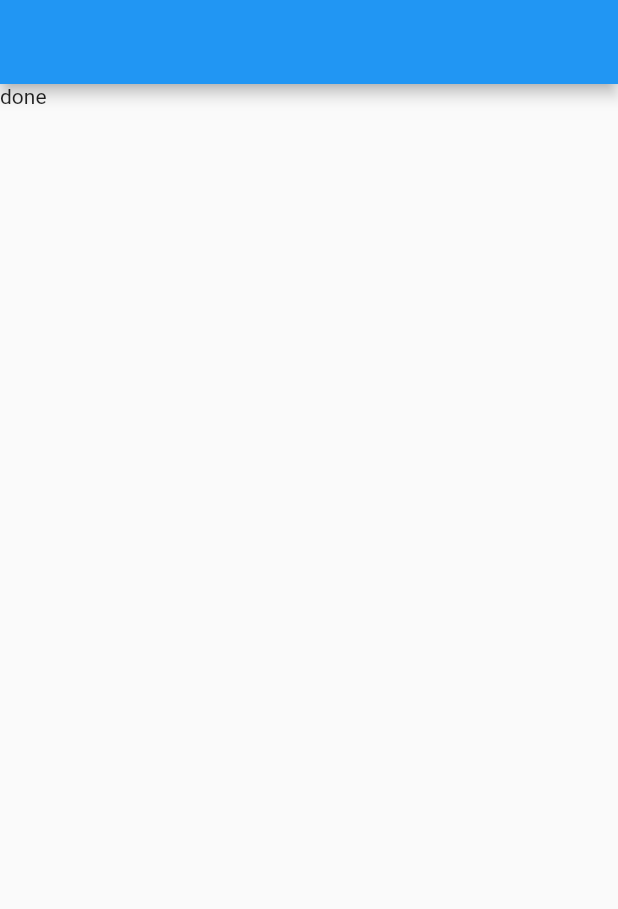
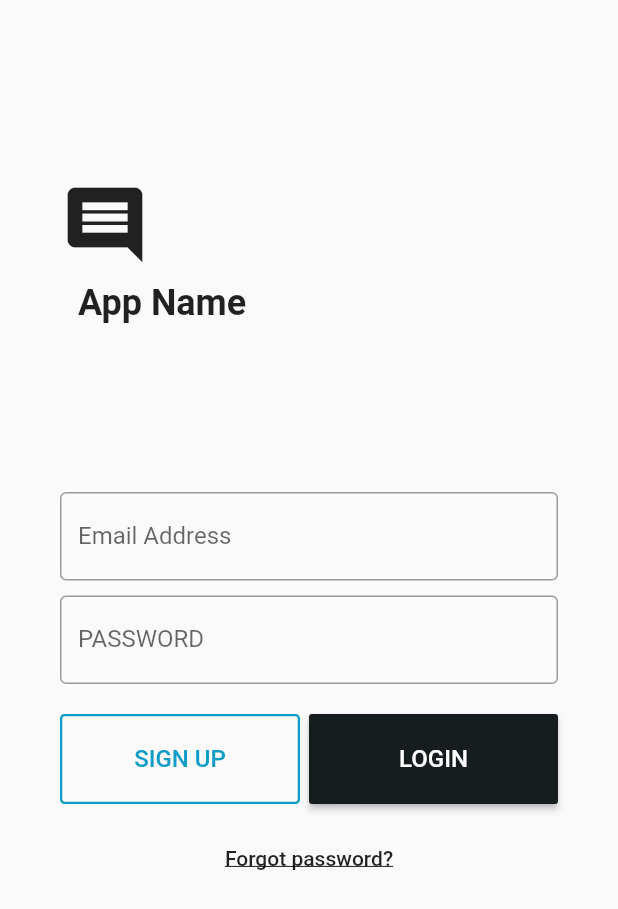
Before and after one commit to crossplatformkorea/flutter_bloc_pattern, a Flutter app: the screen it shows after launch, on a phone screen of 412 x 824 dp. Shown: the top 909 px of the screen. Run offline on Flutter 3.47's test engine with Material 2 defaults, Android fonts, the phone set to English and light mode, and no system bars.

Commit message:
Add login ui.

```diff
--- a/bloc_login_example/lib/screens/login.dart
+++ b/bloc_login_example/lib/screens/login.dart
@@ -1,6 +1,9 @@
 import 'dart:async';
 import 'package:flutter/material.dart';
+import 'package:flutter/services.dart';
 
+import '../shared/btn.dart';
+import '../utils/theme.dart' as Theme;
 import '../blocs/bloc_provider.dart';
 import '../blocs/auth_bloc.dart';
 
@@ -13,22 +16,175 @@ class Login extends StatefulWidget {
 
 class _LoginState extends State<Login> {
   AuthBloc authBloc = AuthBloc();
+  final formKey = GlobalKey<FormState>();
+  String _email;
+  String _password;
+
+
+  @override
+  void initState() {
+    super.initState();
+    SystemChrome.setSystemUIOverlayStyle(SystemUiOverlayStyle.dark.copyWith(
+        statusBarIconBrightness: Brightness.dark
+    ));
+  }
+
   @override
   Widget build(BuildContext context) {
     return Scaffold(
-      appBar: AppBar(),
-      body: StreamBuilder(
-        stream: authBloc.doneLoading,
-        initialData: false,
-        builder: (context, snapshot) {
-          print(snapshot.connectionState);
-          print(snapshot.data);
-          if (!snapshot.data ?? false) {
-            return Text('loading');
-          }
-          return Text('done');
-        },
+      body: Container(child:
+      Form(
+        key: formKey,
+        child: CustomScrollView(
+          slivers: <Widget>[
+            SliverPadding(
+              padding: const EdgeInsets.only(left: 40.0, right: 40.0),
+              sliver: SliverList(
+                delegate: SliverChildListDelegate(
+                  <Widget>[
+                    Row(
+                      children: <Widget>[
+                        Container(child:
+                        Icon(
+                          Icons.insert_comment,
+                          size: 60.0,
+                        ),
+                          margin: const EdgeInsets.only(top: 120.0, bottom: 8.0),
+                        ),
+                      ],
+                      mainAxisAlignment: MainAxisAlignment.start,
+                    ),
+                    Row(
+                      children: <Widget>[
+                        Container(child:
+                        Text(
+                          'App Name',
+                          textAlign: TextAlign.center,
+                          overflow: TextOverflow.ellipsis,
+                          style: new TextStyle(
+                            fontWeight: FontWeight.bold,
+                            fontSize: 24.0,
+                          ),
+                        ),
+                          margin: EdgeInsets.only(left: 12.0),
+                        ),
+                      ],
+                    ),
+                    Container(child:
+                    TextFormField(
+                      decoration: InputDecoration(
+                        labelText: 'Email Address',
+                        hintText: 'Write your email address',
+                        border: OutlineInputBorder(
+                          borderRadius: new BorderRadius.circular(4.0),
+                        ),
+                      ),
+                      autocorrect: false,
+                      onSaved: (val) => _email = val,
+                    ),
+                      margin: const EdgeInsets.only(top: 112.0),
+                    ),
+                    Container(child:
+                    TextFormField(
+                      decoration: InputDecoration(
+                        labelText: 'PASSWORD',
+                        hintText: '******',
+                        border: OutlineInputBorder(
+                          borderRadius: new BorderRadius.circular(4.0),
+                        ),
+                      ),
+                      validator: (val) {
+                        if (val.length == 0) {
+                          return 'Please type in your password.';
+                        }
+                      },
+                      autocorrect: false,
+                      onSaved: (val) => _password = val,
+                      obscureText: true,
+                    ),
+                      margin: const EdgeInsets.only(top: 10.0),
+                    ),
+                    Container(child:
+                    Row(children: <Widget>[
+                      Expanded(child:
+                      Btn(
+                        text: 'SIGN UP',
+                        onPress: () {
+                          Navigator.pushNamed(
+                            context,
+                            '/sign_up',
+                          );
+                        },
+                        height: 60.0,
+                        fontSize: 16.0,
+                        color: Theme.Colors.accent,
+                        textColor: Theme.Colors.accent,
+                        margin: const EdgeInsets.only(left: 0.0, right: 6.0),
+                      ),
+                      ),
+                      Expanded(child:
+                      Container(child:
+                      RaisedButton(
+                        child: Text(
+                          'LOGIN',
+                          style: TextStyle(
+                            fontSize: 16.0,
+                            color: Colors.white,
+                          ),
+                        ),
+                        onPressed: () { _submit(context); },
+                        color: Theme.Colors.primary,
+                      ),
+                        height: 60.0,
+                      ),
+                      ),
+                    ]),
+                      margin: const EdgeInsets.only(top: 20.0),
+                    ),
+                    Container(child:
+                    FlatButton(
+                      onPressed: () {
+                        Navigator.pushNamed(
+                          context,
+                          '/forgot_pw',
+                        );
+                      },
+                      child: Text(
+                        'Forgot password?',
+                        style: TextStyle(
+                          fontSize: 14.0,
+                          decoration: TextDecoration.combine([
+                            TextDecoration.underline
+                          ]),
+                        ),
+                      ),
+                    ),
+                      margin: const EdgeInsets.only(top: 12.0),
+                    ),
+                  ],
+                ),
+              ),
+            ),
+          ],
+        ),
+      ),
+        constraints: BoxConstraints.expand(
+          height: double.infinity,
+          width: double.infinity,
+        ),
       ),
     );
   }
+
+  void _submit(BuildContext context) {
+    final form = formKey.currentState;
+
+    if (form.validate()) {
+      form.save();
+
+      // Email & password matched our validation rules
+      // and are saved to _email and _password fields.
+      print('login');
+    }
+  }
 }
--- /dev/null
+++ b/bloc_login_example/lib/shared/btn.dart
@@ -0,0 +1,99 @@
+import 'package:flutter/material.dart';
+
+class Btn extends StatelessWidget {
+  const Btn({
+    this.text = '',
+    this.leftWidget,
+    this.width,
+    this.height = 52.0,
+    this.onPress,
+    this.color = Colors.white,
+    this.textColor = Colors.white,
+    this.fontSize = 14.0,
+    this.margin = const EdgeInsets.only(left: 28.0, right: 28.0),
+    this.txtMargin = const EdgeInsets.only(left: 50.0),
+    this.alignment = Alignment.center,
+    this.center = true,
+    this.border = true,
+  });
+
+  final String text;
+  final Image leftWidget;
+  final double width;
+  final double height;
+  final VoidCallback onPress;
+  final color;
+  final textColor;
+  final double fontSize;
+  final margin;
+  final txtMargin;
+  final alignment;
+  final bool center;
+  final bool border;
+
+  @override
+  Widget build(BuildContext context) {
+    var text;
+    var boxDecoration;
+    if (this.center == true) {
+      text = Center(child:
+      Text(
+        this.text,
+        style: TextStyle(
+          color: this.textColor,
+          fontSize: this.fontSize,
+        ),
+      ),
+      );
+    } else {
+      text = Row(children: <Widget>[
+        Text(
+          this.text,
+          style: TextStyle(
+            color: this.textColor,
+            fontSize: this.fontSize,
+          ),
+        ),
+      ]);
+    }
+    if (this.border) {
+      boxDecoration = BoxDecoration(
+        border: Border.all(width: 1.5, color: this.color),
+        borderRadius: BorderRadius.all(Radius.circular(3.0)),
+      );
+    } else {
+      boxDecoration = BoxDecoration(
+        border: Border.all(width: 0.0, color: Colors.transparent),
+      );
+    }
+    return Container(child:
+    FlatButton(
+      child: Column(children: <Widget>[
+        Expanded(child:
+        Stack(
+          alignment: this.alignment,
+          children: <Widget>[
+            Positioned(child:
+            Container(child:
+            this.leftWidget,
+            ),
+              left: 2.0,
+            ),
+            Container(child: text,
+              margin: this.center ? const EdgeInsets.all(0.0) : this.txtMargin,
+            ),
+          ],
+        ),
+        ),
+      ]),
+      onPressed: () {
+        this.onPress();
+      },
+    ),
+      decoration: boxDecoration,
+      margin: this.margin,
+      height: this.height,
+      width: this.width != null ? this.width : MediaQuery.of(context).size.width,
+    );
+  }
+}
--- /dev/null
+++ b/bloc_login_example/lib/utils/theme.dart
@@ -0,0 +1,33 @@
+import 'package:flutter/material.dart';
+
+class Data {
+  Data._();
+  static getTheme(BuildContext context) {
+    return Theme.of(context);
+  }
+}
+
+class Colors {
+  Colors._(); // this basically makes it so you can instantiate this class
+  static const black22 = Color.fromARGB(255, 22, 22, 22);
+  static const black27 = Color.fromARGB(255, 27, 27, 27);
+  static const black33 = Color.fromARGB(255, 33, 33, 33);
+  static const black44 = Color.fromARGB(255, 44, 44, 44);
+  static const black55 = Color.fromARGB(255, 55, 55, 55);
+  static const hint = Color.fromARGB(255, 58, 115, 59);
+  static const layer = Color.fromARGB(255, 31, 36, 51);
+  static const disabled = Color.fromARGB(255, 97, 97, 97);
+  static const accent = Color.fromRGBO(13, 156, 197, 1.0);
+  static const primary = Color.fromRGBO(23, 28, 31, 1.0);
+  static const background = Color.fromRGBO(28, 38, 42, 1.0);
+  static const fontColor = Color.fromRGBO(111, 191, 183, 1.0);
+  static const fontColorDisabled = Color.fromRGBO(74, 99, 113, 1.0);
+  static const purple = Color.fromRGBO(166, 111, 205, 1.0);
+  static const blue = Color.fromRGBO(91, 121, 201, 1.0);
+  static const yellow = Color.fromRGBO(187, 147, 75, 1.0);
+  static const red = Color.fromRGBO(222, 1114, 83, 1.0);
+}
+
+class Icons {
+  Icons._();
+}
```
